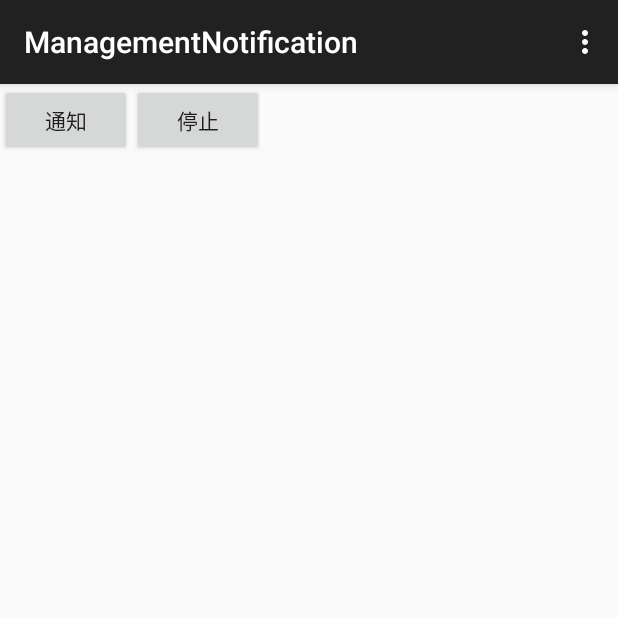
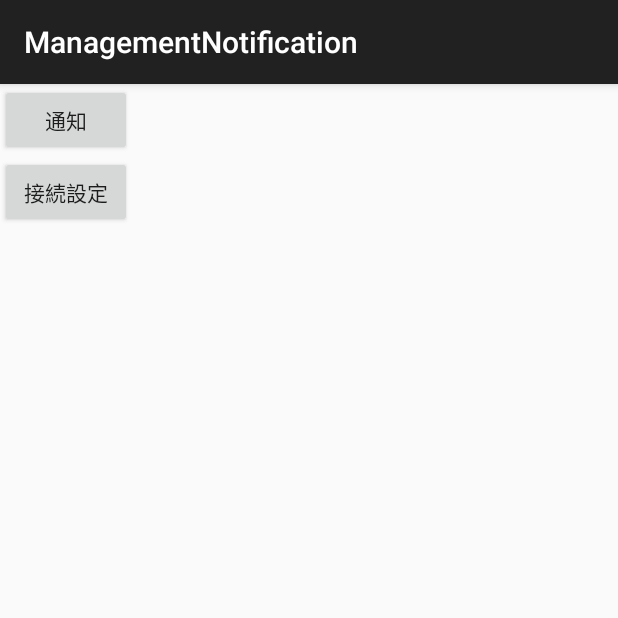
Before and after one commit to kitamatsu/U-22, an Android app: the screen it shows after launch (MainActivity), on a phone screen of 412 x 824 dp, the top half of it. Run offline under Robolectric (Android 15) with nearby library versions, the phone set to English and light mode, and no system bars; our stand-ins replace ButterKnife; libraries missing offline, so code that uses them is left out: com.microsoft.windowsazure.

```diff
--- a/app/src/main/java/com/example/hideki/managementnotification/MainActivity.java
+++ b/app/src/main/java/com/example/hideki/managementnotification/MainActivity.java
@@ -32,15 +32,13 @@ public class MainActivity extends ActionBarActivity{
     private NotificationReceiver receiver;
     private IntentFilter intentFilter;
     private Notification notifi;
+    Intent listener = null;
 
     @Override
     protected void onCreate(Bundle savedInstanceState) {
         super.onCreate(savedInstanceState);
         setContentView(R.layout.activity_main);
-
-        //色々送信されるのが煩わしいので
-        Intent listener = new Intent(this, NotificationListener.class);
-        //startService(listener);
+        listener = new Intent(this, NotificationListener.class);
 
         receiver = new NotificationReceiver();
         intentFilter = new IntentFilter();
@@ -52,30 +50,8 @@ public class MainActivity extends ActionBarActivity{
         ButterKnife.bind(this);
     }
 
-    @Override
-    public boolean onCreateOptionsMenu(Menu menu) {
-        // Inflate the menu; this adds items to the action bar if it is present.
-        getMenuInflater().inflate(R.menu.menu_main, menu);
-        return true;
-    }
 
-    @Override
-    public boolean onOptionsItemSelected(MenuItem item) {
-        // Handle action bar item clicks here. The action bar will
-        // automatically handle clicks on the Home/Up button, so long
-        // as you specify a parent activity in AndroidManifest.xml.
-        int id = item.getItemId();
-
-        //setting
-        if (id == R.id.action_settings) {
-            Intent i = new Intent(this, SimplePreferenceActivity.class);
-            startActivity(i);
-            return true;
-        }
-
-        return super.onOptionsItemSelected(item);
-    }
-
+    //通知ボタン
     @OnClick(R.id.Button01)
     void clickButton(Button button) {
         Log.d("Button", "clickButton");
@@ -93,14 +69,15 @@ public class MainActivity extends ActionBarActivity{
         nm.notify(1000, notification);
     }
 
+    //詳細設定ボタン
     @OnClick(R.id.Button02)
     void clickButton2(Button button)
     {
-        Intent listener = new Intent(this, NotificationListener.class);
-        stopService(listener);
-        Log.d("Main", "stopService");
-        //止まらない
+        Intent i = new Intent(this, SimplePreferenceActivity.class);
+        startActivity(i);
     }
+
+
 
 private Handler getNotification  = new Handler() {
     @Override
--- a/app/src/main/res/layout/activity_main.xml
+++ b/app/src/main/res/layout/activity_main.xml
@@ -4,7 +4,7 @@
     tools:context=".MainActivity"
     android:layout_width="fill_parent"
     android:layout_height="fill_parent"
-    android:orientation="horizontal">
+    android:orientation="vertical">
 
     <Button
         android:text="@string/button"
@@ -13,9 +13,10 @@
         android:layout_height="wrap_content"></Button>
 
     <Button
-        android:text="停止"
+        android:text="接続設定"
         android:id="@+id/Button02"
         android:layout_width="wrap_content"
         android:layout_height="wrap_content"></Button>
 
+
 </LinearLayout>
```
Also changed, not shown: app/src/main/java/com/example/hideki/managementnotification/NotificationListener.java (+6 -11 lines), app/src/main/java/com/example/hideki/managementnotification/SimplePreferenceFragment.java (+70 -33 lines).
